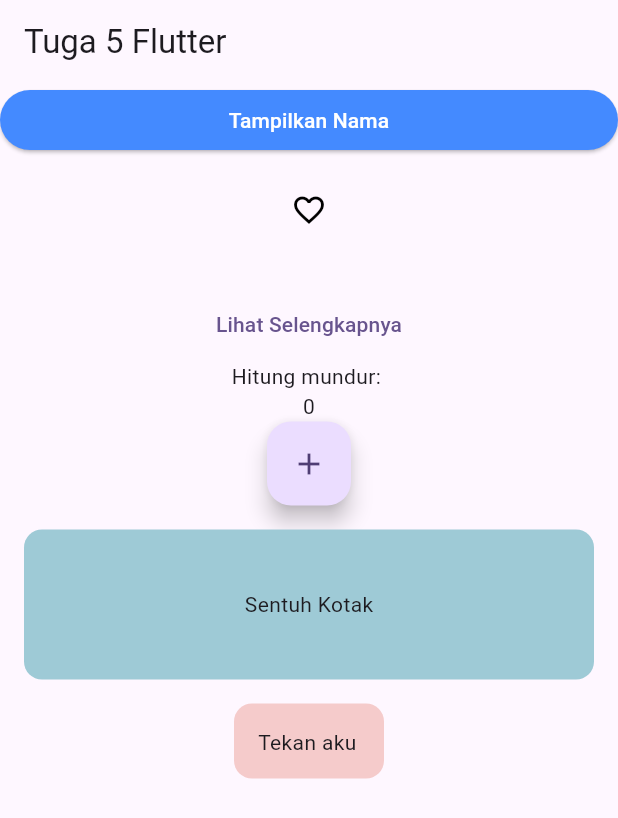
After one commit to windwlndr/belajar_flutter_windu, a Flutter app: the screen it shows after launch, on a phone screen of 412 x 824 dp. The commit adds this screen. Shown: the top 818 px of the screen. Run offline on Flutter 3.47's test engine with Material 3 defaults, Android fonts, the phone set to English and light mode, and no system bars.

Commit message:
tuga 5 flutter

```diff
--- /dev/null
+++ b/lib/day12/tugas_5/tugas_5.dart
@@ -0,0 +1,183 @@
+import 'package:flutter/material.dart';
+
+class Tugas5Flutter extends StatefulWidget {
+  const Tugas5Flutter({super.key});
+
+  @override
+  State<Tugas5Flutter> createState() => _Tugas5FlutterState();
+}
+
+class _Tugas5FlutterState extends State<Tugas5Flutter> {
+  bool showNama = false;
+  bool clickFav = false;
+  bool showMore = false;
+  int counter = 0;
+  bool pressBox = false;
+  int angka = 0;
+
+  @override
+  Widget build(BuildContext context) {
+    return Scaffold(
+      appBar: AppBar(
+        title: Text("Tuga 5 Flutter")
+      ),
+
+
+      body: Column(
+        children: [
+          //Soal No.1
+          if (showNama) ...[
+            Container(
+            height: 100,
+            width: double.infinity,
+            decoration: BoxDecoration(color: const Color.fromARGB(255, 230, 191, 189)),
+            child: Center(
+              child: Text(
+                "Nama saya Windu Wulandari",
+              ),
+            ),
+          ),
+          ] else ...[],
+
+          SizedBox(
+            width: double.infinity,
+            child: ElevatedButton(
+              style: ElevatedButton.styleFrom(backgroundColor: Colors.blueAccent),
+              onPressed: (){
+                print("Tampilkan nama : $showNama");
+                showNama = !showNama;
+                setState(() {});
+              },
+              child: Text(showNama ? "Sembunyikan Nama" : "Tampilkan Nama", style: TextStyle(color: Colors.white))),
+          ),
+
+          //Soal No.2
+          Padding(
+            padding: const EdgeInsets.all(8.0),
+            child: SizedBox(
+              height: 50,
+              width: double.infinity,
+              child: Padding(
+                padding: const EdgeInsets.all(8),
+                child: IconButton(
+                  onPressed: (){
+                    clickFav = !clickFav;
+                    setState(() {});
+                  },
+                  icon: Icon(clickFav ? Icons.favorite : Icons.favorite_border ),
+                  color: clickFav ? Colors.red : const Color.fromARGB(255, 0, 0, 0),
+                  ),
+                ),
+            ),
+          ),
+          Center(child: clickFav ? Text("Disukai") : Text("")),
+
+          //Soal No.3
+          if (showMore) ...[
+            Padding(
+              padding: const EdgeInsets.all(16.0),
+              child: Container(
+              height: 150,
+              width: double.infinity,
+              decoration: BoxDecoration(color: Color(0xff9ECAD6),
+                borderRadius: BorderRadius.circular(10)
+              ),
+              child: Center(
+                child: Padding(
+                  padding: const EdgeInsets.all(16.0),
+                  child: Text(
+                    "Saya adalah seorang freshgraduate dari Universitas Negeri Jakarta Program Studi Pendidikan Teknik Informatika dan Komputer. Saya lahir pada tanggal 15 September 1999 di Jakarta. Saya merupakan anak ke delapan dari delapan bersaudara.",
+                  ),
+                ),
+              ),
+                        ),
+            ),
+          ] else ...[],
+
+          SizedBox(
+            height: 50,
+            width: double.infinity,
+            child: TextButton(
+              onPressed: (){
+                showMore = !showMore;
+                setState(() {});
+              },
+              child: Text(showMore ? "Sembunyikan" : "Lihat Selengkapnya")),
+          ),
+
+          //Soal No.4
+          Text("Hitung mundur: "),
+          Text(
+            counter.toString()
+          ),
+          FloatingActionButton(
+            onPressed: (){
+              counter--;
+              setState(() {});
+            },
+          child: Icon(Icons.add),
+          ),
+
+          //Soal No.5
+          Padding(
+            padding: const EdgeInsets.all(16.0),
+            child: Container(
+              height: 100,
+              width: double.infinity,
+              decoration: BoxDecoration(
+                color: Color(0xff9ECAD6),
+                borderRadius: BorderRadius.circular(12)
+              ),
+              child: InkWell(
+                splashColor: Color(0xffF5CBCB),
+                onTap: () {
+                  print("Kotak disentuh");
+                  pressBox = !pressBox;
+                  setState(() {});
+                },
+                child: Center(child: pressBox ? Text("") : Text("Sentuh Kotak")),
+              )
+            ),
+          ),
+
+          //Soal No.6
+          Container(
+            height: 50,
+            width: 100,
+            decoration: BoxDecoration(
+              color: Color(0xffF5CBCB),
+              borderRadius: BorderRadius.circular(12)
+            ),
+            child: Padding(
+              padding: const EdgeInsets.all(16.0),
+              child: SizedBox(
+                height: 50,
+                width: 100,
+                child: GestureDetector(
+                  onTap: () {
+                    angka++;
+                    setState(() {});
+                    print("Ditekan sekali = $angka");
+
+                  },
+                  onDoubleTap: () {
+                    angka += 2;
+                    setState(() {});
+                    print("Ditekan dua kali = $angka");
+
+                  },
+                  onLongPress: () {
+                    angka += 3;
+                    setState(() {});
+                    print("Tekan lama = $angka");
+                  },
+                  child: Text("Tekan aku"),
+                ),
+              ),
+            ),
+          )
+        ],
+      ),
+    );
+  }
+}
--- a/lib/main.dart
+++ b/lib/main.dart
@@ -1,5 +1,8 @@
 import 'package:belajar_flutter_windu/day10/tugas_3.dart';
 import 'package:belajar_flutter_windu/day10/tugas_4.dart';
+import 'package:belajar_flutter_windu/day12/state/state1.dart';
+import 'package:belajar_flutter_windu/day12/tugas_5/elevated_button.dart';
+import 'package:belajar_flutter_windu/day12/tugas_5/tugas_5.dart';
 import 'package:belajar_flutter_windu/day7/tugas_1.dart';
 import 'package:belajar_flutter_windu/day9/tugas_2.dart';
 import 'package:flutter/material.dart';
@@ -34,7 +37,7 @@ class MyApp extends StatelessWidget {
         // tested with just a hot reload.
         colorScheme: ColorScheme.fromSeed(seedColor: Colors.deepPurple),
       ),
-      home: Tugas4(),
+      home: Tugas5Flutter(),
     );
   }
 }
```
Also changed, not shown: lib/day12/state/state1.dart (added, +34 -0 lines), lib/day12/tugas_5/elevated_button.dart (added, +50 -0 lines).
